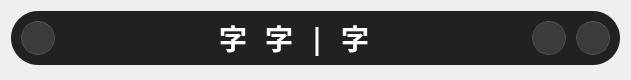
The window that ui/default_dark.ui (Yersmagit/cw-lessons-displayer) describes before a commit, drawn with Qt 5.
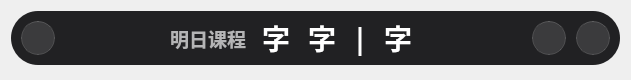
The same window after the commit. Icons and pictures are not drawn.

Patch:
```diff
--- a/ui/default_dark.ui
+++ b/ui/default_dark.ui
@@ -159,6 +159,50 @@
           </property>
          </spacer>
         </item>
+        <item>
+         <widget class="QLabel" name="tomorrow_course_text">
+          <property name="font">
+           <font>
+            <family>HarmonyOS Sans SC</family>
+            <pointsize>14</pointsize>
+            <weight>75</weight>
+            <italic>false</italic>
+            <bold>true</bold>
+           </font>
+          </property>
+          <property name="styleSheet">
+           <string notr="true">border: none;
+color: rgba(255, 255, 255, 170);
+font-weight: bold;
+background: none;</string>
+          </property>
+          <property name="text">
+           <string>明日课程</string>
+          </property>
+          <property name="textFormat">
+           <enum>Qt::PlainText</enum>
+          </property>
+          <property name="alignment">
+           <set>Qt::AlignLeading|Qt::AlignLeft|Qt::AlignVCenter</set>
+          </property>
+         </widget>
+        </item>
+        <item>
+         <spacer name="horizontalSpacer_fixed_left_2">
+          <property name="orientation">
+           <enum>Qt::Horizontal</enum>
+          </property>
+          <property name="sizeType">
+           <enum>QSizePolicy::Fixed</enum>
+          </property>
+          <property name="sizeHint" stdset="0">
+           <size>
+            <width>10</width>
+            <height>20</height>
+           </size>
+          </property>
+         </spacer>
+        </item>
         <item>
          <layout class="QHBoxLayout" name="horizontalLayout_lesson_list">
           <item>
```
